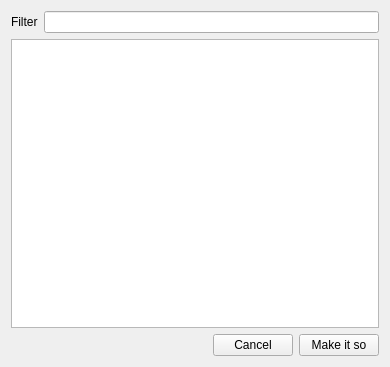
Before: the Qt Designer form edit_columns.ui in labscript-suite/lyse, drawn with Qt 5.
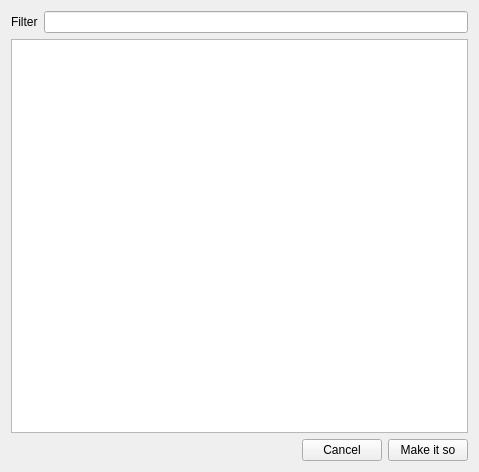
After: the same form once the commit is applied. Icons and pictures are not drawn.

Commit message: Qt: Edit columns implemented

The edit to the form file:
```diff
--- a/edit_columns.ui
+++ b/edit_columns.ui
@@ -6,8 +6,8 @@
    <rect>
     <x>0</x>
     <y>0</y>
-    <width>390</width>
-    <height>367</height>
+    <width>479</width>
+    <height>472</height>
    </rect>
   </property>
   <property name="windowTitle">
@@ -33,7 +33,11 @@
     </layout>
    </item>
    <item>
-    <widget class="QTreeView" name="treeView_columns"/>
+    <widget class="QTreeView" name="treeView">
+     <property name="alternatingRowColors">
+      <bool>true</bool>
+     </property>
+    </widget>
    </item>
    <item>
     <layout class="QHBoxLayout" name="horizontalLayout">
```
The commit also changes 2 other files.
